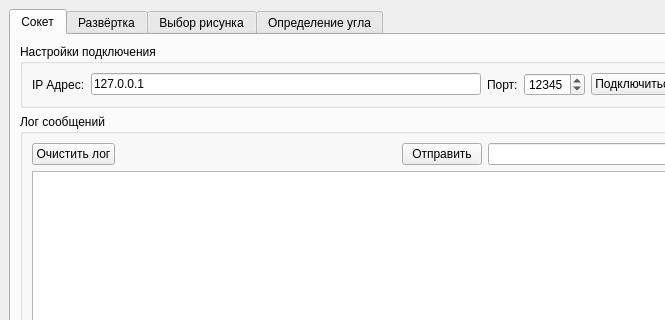
FDzerzhinsky/Qt_AngleRegressor, file MainWindow.ui: the form before one commit; both pictures show x 0 to 665 and y 0 to 320 of the 800 by 600 pixel window.
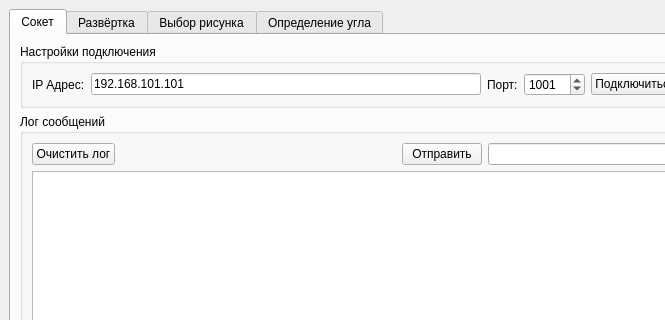
The form after the commit. The open tabs and pages were chosen to show the change.

```diff
--- a/MainWindow.ui
+++ b/MainWindow.ui
@@ -41,7 +41,7 @@
            <item>
             <widget class="QLineEdit" name="ipLineEdit">
              <property name="text">
-              <string>127.0.0.1</string>
+              <string>192.168.101.101</string>
              </property>
             </widget>
            </item>
@@ -61,7 +61,7 @@
               <number>65535</number>
              </property>
              <property name="value">
-              <number>12345</number>
+              <number>1001</number>
              </property>
             </widget>
            </item>
```
Left out of the diff: 2 changed lines with no effect on the pictures.
